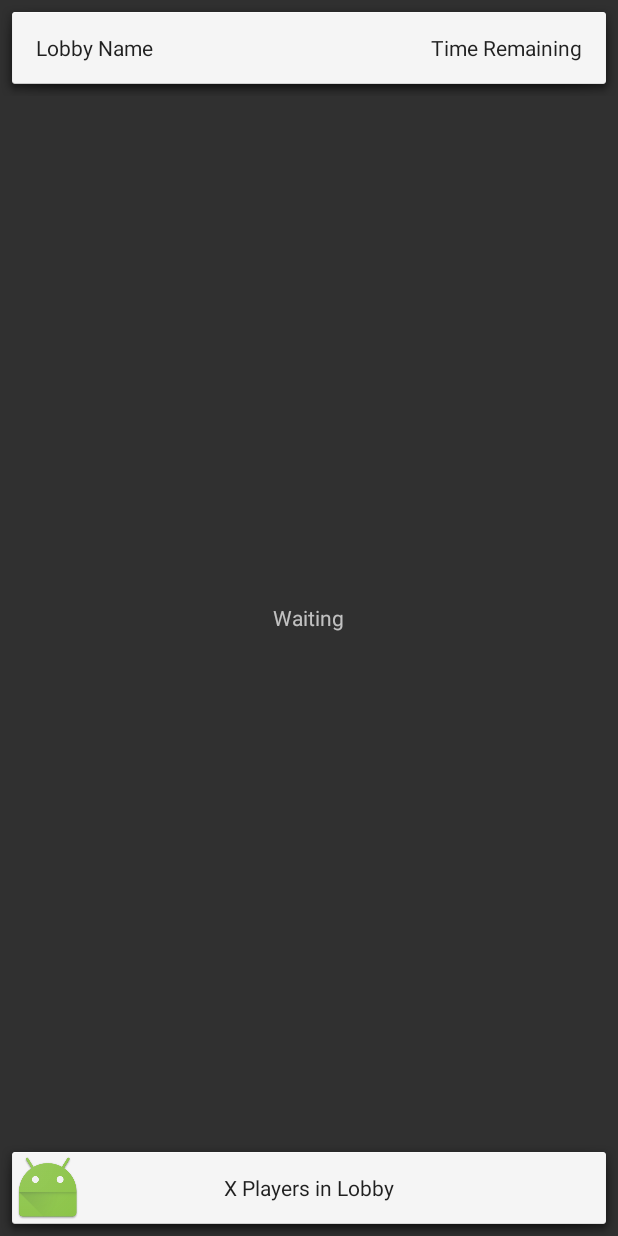
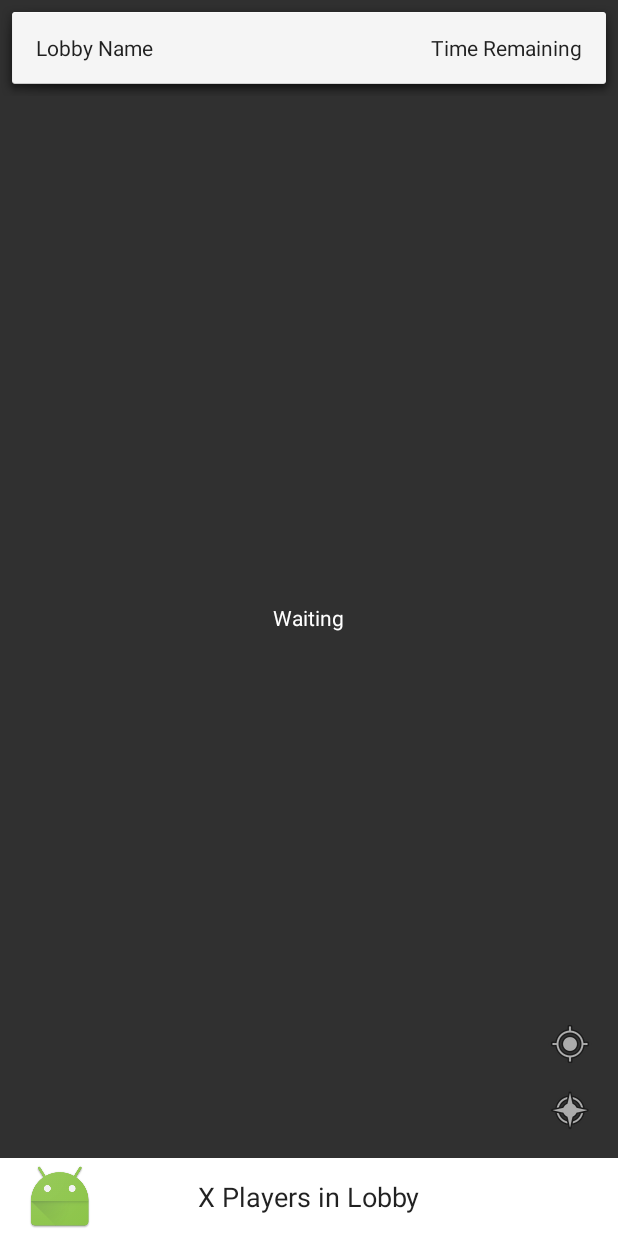
Before and after one commit to srowekamp/Assassins, an Android app: the layout activity_lobby.xml on its own in the app's theme, with its tools: preview values and no code run, on a phone screen of 412 x 824 dp. Run offline under Robolectric (Android 15) with nearby library versions, the phone set to English and light mode, and no system bars.

Commit message:
Google Maps integrated into Lobby

```diff
--- a/Android/Assassins/app/build.gradle
+++ b/Android/Assassins/app/build.gradle
@@ -21,7 +21,8 @@ android {
 
 dependencies {
     compile fileTree(dir: 'libs', include: ['*.jar'])
-    testCompile 'junit:junit:4.12'
     compile 'com.android.support:appcompat-v7:24.2.1'
     compile 'com.google.android.gms:play-services-maps:9.4.0'
+    compile 'com.google.android.gms:play-services:9.4.0'
+    testCompile 'junit:junit:4.12'
 }
--- /dev/null
+++ b/Android/Assassins/app/src/debug/res/values/google_maps_api.xml
@@ -0,0 +1,5 @@
+<resources>
+    <string name="google_maps_key" templateMergeStrategy="preserve" translatable="false">
+        AIzaSyCEdtNqKcLAbQazOrK8whck0e7jp6yAwEg
+    </string>
+</resources>
--- a/Android/Assassins/app/src/main/res/layout/activity_lobby.xml
+++ b/Android/Assassins/app/src/main/res/layout/activity_lobby.xml
@@ -47,9 +47,11 @@
 
     <RelativeLayout
         android:layout_width="match_parent"
-        android:layout_height="64dp"
         android:layout_alignParentBottom="true"
-        android:background="@android:drawable/dialog_holo_light_frame">
+        android:paddingLeft="16dp"
+        android:background="@android:color/background_light"
+        android:layout_height="52dp"
+        android:id="@+id/RelativeLayoutBottom">
 
         <TextView
             android:text="X Players in Lobby"
@@ -58,7 +60,8 @@
             android:id="@+id/textPlayerCount"
             android:layout_centerHorizontal="true"
             android:layout_centerVertical="true"
-            android:textColor="?android:attr/textColorPrimaryInverse" />
+            android:textColor="?android:attr/textColorPrimaryInverse"
+            android:textSize="18sp" />
 
         <ImageView
             android:layout_width="wrap_content"
@@ -75,6 +78,29 @@
         android:layout_height="wrap_content"
         android:layout_centerHorizontal="true"
         android:layout_centerVertical="true"
-        android:id="@+id/textGPSTest" />
+        android:id="@+id/textGPSTest"
+        android:textColor="?android:attr/textColorPrimary" />
+
+    <ImageView
+        android:layout_width="wrap_content"
+        android:layout_height="wrap_content"
+        app:srcCompat="@android:drawable/ic_menu_compass"
+        android:layout_above="@id/RelativeLayoutBottom"
+        android:layout_alignParentEnd="true"
+        android:layout_marginEnd="16dp"
+        android:layout_marginBottom="16dp"
+        android:id="@+id/imageViewCenterCircle"
+        android:onClick="centerMapToMe" />
+
+    <ImageView
+        android:layout_width="wrap_content"
+        android:layout_height="wrap_content"
+        app:srcCompat="@android:drawable/ic_menu_mylocation"
+        android:id="@+id/imageViewMyLocation"
+        android:layout_marginBottom="12dp"
+        android:layout_alignStart="@id/imageViewCenterCircle"
+        android:layout_above="@id/imageViewCenterCircle"
+        android:onClick="centerMapToCircle" />
+
 
 </RelativeLayout>
```
Also changed, not shown: Android/Assassins/app/src/main/AndroidManifest.xml (+12 -0 lines), Android/Assassins/app/src/main/java/la_05/com/assassins/LobbyActivity.java (+123 -43 lines), 1 other file.
